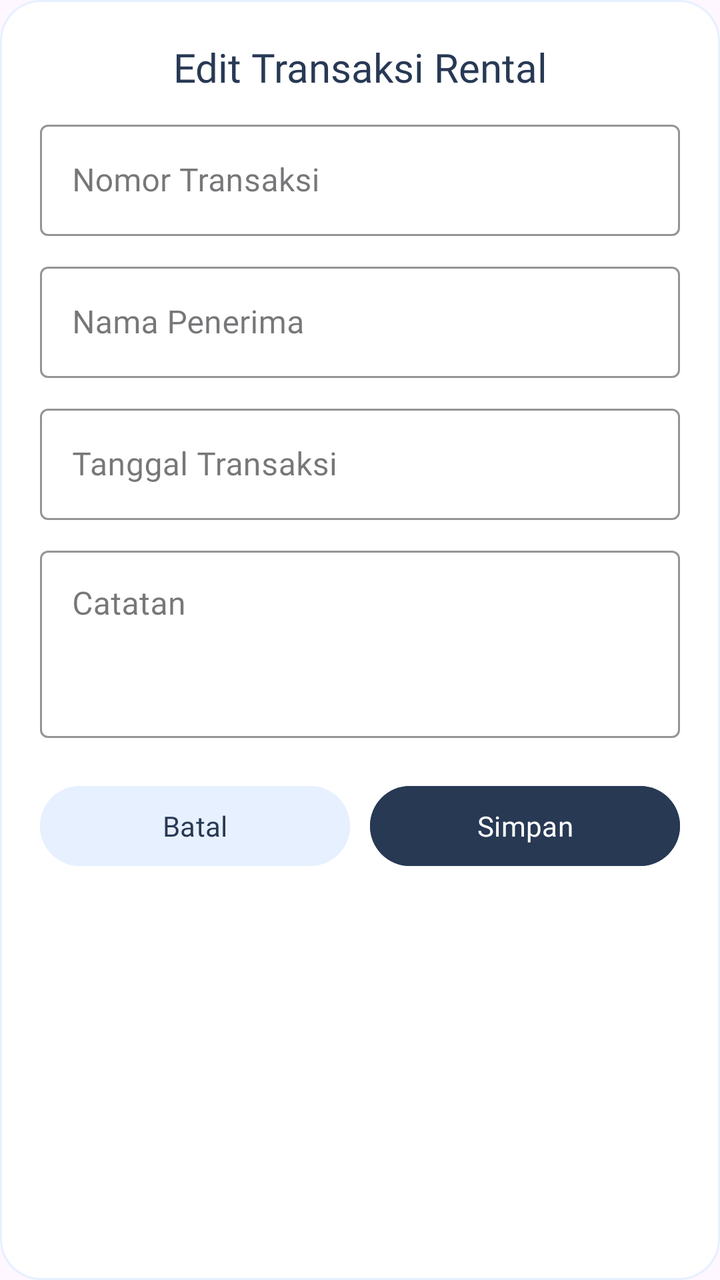
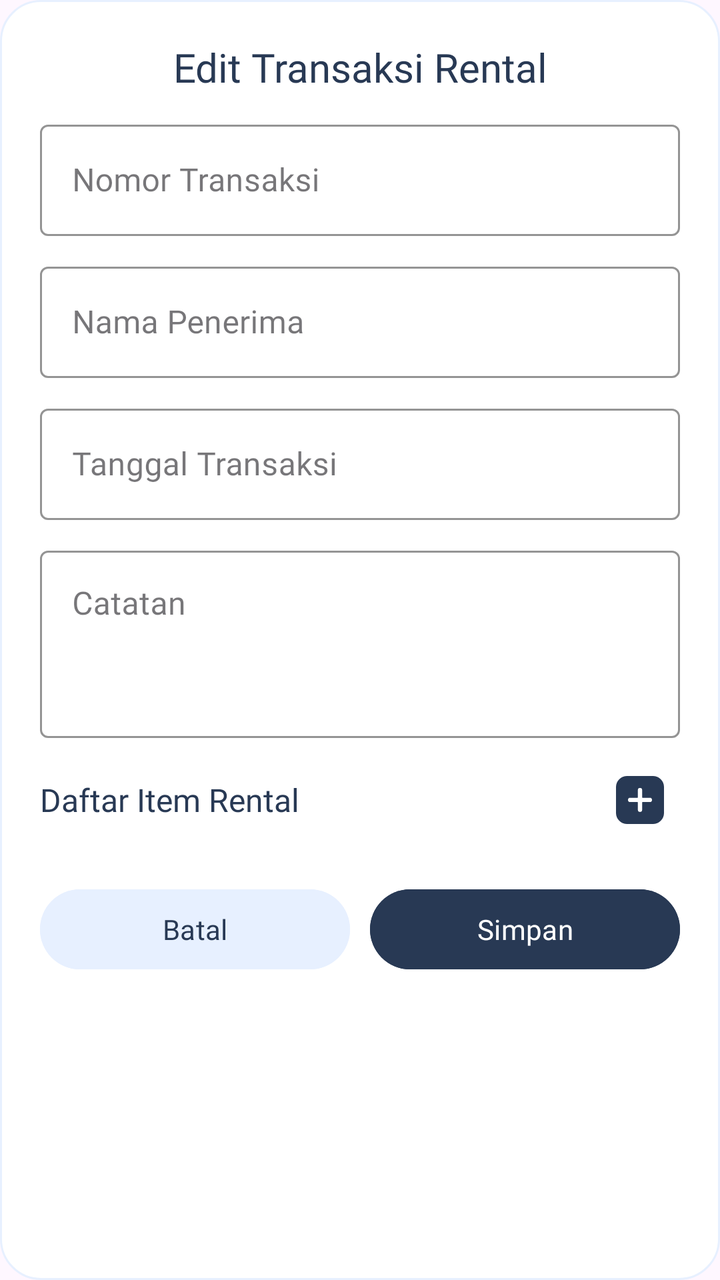

Before-and-after screenshots of an Android layout around one commit, followed by the original layout XML and the change that was made.
<!-- AndroidManifest.xml: application theme Theme.BAGUSLAUNDRY -->
<!-- res/layout/dialog_edit_rental.xml -->
<?xml version="1.0" encoding="utf-8"?>
<ScrollView xmlns:android="http://schemas.android.com/apk/res/android"
    xmlns:app="http://schemas.android.com/apk/res-auto"
    android:layout_width="match_parent"
    android:layout_height="wrap_content"
    android:background="@drawable/bg_dialog">

    <androidx.constraintlayout.widget.ConstraintLayout
        android:layout_width="match_parent"
        android:layout_height="wrap_content"
        android:padding="20dp">

        <TextView
            android:id="@+id/titleDialog"
            android:layout_width="0dp"
            android:layout_height="wrap_content"
            android:text="Edit Transaksi Rental"
            android:textSize="20sp"
            android:textColor="@color/blue900"
            android:fontFamily="@font/inter_bold"
            android:textAlignment="center"
            app:layout_constraintTop_toTopOf="parent"
            app:layout_constraintStart_toStartOf="parent"
            app:layout_constraintEnd_toEndOf="parent"
            android:layout_marginBottom="20dp"/>

        
        <com.google.android.material.textfield.TextInputLayout
            android:id="@+id/layoutNumberTransaction"
            android:layout_width="0dp"
            android:layout_height="wrap_content"
            android:hint="Nomor Transaksi"
            style="@style/Widget.MaterialComponents.TextInputLayout.OutlinedBox"
            app:boxStrokeColor="@color/blue900"
            app:hintTextColor="@color/blue900"
            app:layout_constraintTop_toBottomOf="@id/titleDialog"
            app:layout_constraintStart_toStartOf="parent"
            app:layout_constraintEnd_toEndOf="parent"
            android:layout_marginTop="10dp">

            <com.google.android.material.textfield.TextInputEditText
                android:id="@+id/inputNumberTransaction"
                android:layout_width="match_parent"
                android:layout_height="wrap_content"
                android:inputType="number"
                android:textColor="@color/blue900"
                android:fontFamily="@font/inter"/>

        </com.google.android.material.textfield.TextInputLayout>

        
        <com.google.android.material.textfield.TextInputLayout
            android:id="@+id/layoutRecipientName"
            android:layout_width="0dp"
            android:layout_height="wrap_content"
            android:hint="Nama Penerima"
            style="@style/Widget.MaterialComponents.TextInputLayout.OutlinedBox"
            app:boxStrokeColor="@color/blue900"
            app:hintTextColor="@color/blue900"
            app:layout_constraintTop_toBottomOf="@id/layoutNumberTransaction"
            app:layout_constraintStart_toStartOf="parent"
            app:layout_constraintEnd_toEndOf="parent"
            android:layout_marginTop="10dp">

            <com.google.android.material.textfield.TextInputEditText
                android:id="@+id/inputRecipientName"
                android:layout_width="match_parent"
                android:layout_height="wrap_content"
                android:inputType="textPersonName|textCapWords"
                android:textColor="@color/blue900"
                android:fontFamily="@font/inter"/>

        </com.google.android.material.textfield.TextInputLayout>

        
        <com.google.android.material.textfield.TextInputLayout
            android:id="@+id/layoutTransactionDate"
            android:layout_width="0dp"
            android:layout_height="wrap_content"
            android:hint="Tanggal Transaksi"
            style="@style/Widget.MaterialComponents.TextInputLayout.OutlinedBox"
            app:boxStrokeColor="@color/blue900"
            app:hintTextColor="@color/blue900"
            app:endIconMode="custom"
            app:layout_constraintTop_toBottomOf="@id/layoutRecipientName"
            app:layout_constraintStart_toStartOf="parent"
            app:layout_constraintEnd_toEndOf="parent"
            android:layout_marginTop="10dp">

            <com.google.android.material.textfield.TextInputEditText
                android:id="@+id/inputTransactionDate"
                android:layout_width="match_parent"
                android:layout_height="wrap_content"
                android:focusable="false"
                android:clickable="true"
                android:textColor="@color/blue900"
                android:fontFamily="@font/inter"/>

        </com.google.android.material.textfield.TextInputLayout>

        
        <com.google.android.material.textfield.TextInputLayout
            android:id="@+id/layoutNotes"
            android:layout_width="0dp"
            android:layout_height="wrap_content"
            android:hint="Catatan"
            style="@style/Widget.MaterialComponents.TextInputLayout.OutlinedBox"
            app:boxStrokeColor="@color/blue900"
            app:hintTextColor="@color/blue900"
            app:layout_constraintTop_toBottomOf="@id/layoutTransactionDate"
            app:layout_constraintStart_toStartOf="parent"
            app:layout_constraintEnd_toEndOf="parent"
            android:layout_marginTop="10dp">

            <com.google.android.material.textfield.TextInputEditText
                android:id="@+id/inputNotes"
                android:layout_width="match_parent"
                android:layout_height="wrap_content"
                android:inputType="textMultiLine"
                android:minLines="3"
                android:maxLines="5"
                android:gravity="top"
                android:textColor="@color/blue900"
                android:fontFamily="@font/inter"/>

        </com.google.android.material.textfield.TextInputLayout>





































        
        <LinearLayout
            android:id="@+id/buttonContainer"
            android:layout_width="0dp"
            android:layout_height="wrap_content"
            android:orientation="horizontal"
            android:gravity="center"
            app:layout_constraintTop_toBottomOf="@id/layoutNotes"
            app:layout_constraintStart_toStartOf="parent"
            app:layout_constraintEnd_toEndOf="parent"
            android:layout_marginTop="20dp">

            <Button
                android:id="@+id/buttonCancel"
                android:layout_width="0dp"
                android:layout_height="wrap_content"
                android:layout_weight="1"
                android:text="Batal"
                android:textColor="@color/blue900"
                android:backgroundTint="@color/blueBase"
                android:fontFamily="@font/inter_semibold"
                android:layout_marginEnd="10dp"/>

            <Button
                android:id="@+id/buttonSave"
                android:layout_width="0dp"
                android:layout_height="wrap_content"
                android:layout_weight="1"
                android:text="Simpan"
                android:textColor="@color/white"
                android:backgroundTint="@color/blue900"
                android:fontFamily="@font/inter_semibold"/>

        </LinearLayout>

    </androidx.constraintlayout.widget.ConstraintLayout>
</ScrollView>
<!-- resources referenced by this layout -->
<resources>
  <color name="blue900">#283954</color>
  <color name="blueBase">#E7F0FF</color>
  <color name="white">#FFFFFF</color>
  <!-- drawable bg_dialog (drawable) -->
  <?xml version="1.0" encoding="utf-8"?>
  <shape xmlns:android="http://schemas.android.com/apk/res/android"
      android:shape="rectangle">
      <solid android:color="@color/white"/>
      <corners android:radius="20dp"/>
      <stroke
          android:width="1dp"
          android:color="@color/blueBase"/>
  </shape>
  <style name="Theme.BAGUSLAUNDRY" parent="Base.Theme.BAGUSLAUNDRY" />
  <style name="Base.Theme.BAGUSLAUNDRY" parent="Theme.Material3.Light.NoActionBar">
          
          <item name="colorPrimary">@color/primary</item>
           <item name="colorAccent">@color/secondary</item>
      </style>
  <color name="primary">#3551F2</color>
  <color name="secondary">#536AF4</color>
</resources>

<!-- the commit's change to res/layout/dialog_edit_rental.xml (unified diff, before → after) -->
@@ -125,41 +125,39 @@
 
         </com.google.android.material.textfield.TextInputLayout>
 
+        <TextView
+            android:id="@+id/titleItemList"
+            android:layout_width="0dp"
+            android:layout_height="wrap_content"
+            android:text="Daftar Item Rental"
+            android:textSize="16sp"
+            android:textColor="@color/blue900"
+            android:fontFamily="@font/inter_bold"
+            android:layout_marginTop="20dp"
+            app:layout_constraintTop_toBottomOf="@id/layoutNotes"
+            app:layout_constraintStart_toStartOf="parent"
+            app:layout_constraintEnd_toStartOf="@id/btnAddNewItem"/>
 
+        <ImageView
+            android:id="@+id/btnAddNewItem"
+            android:layout_width="40dp"
+            android:layout_height="40dp"
+            android:src="@drawable/adding"
+            android:background="?attr/selectableItemBackgroundBorderless"
+            android:padding="8dp"
+            app:layout_constraintTop_toTopOf="@id/titleItemList"
+            app:layout_constraintBottom_toBottomOf="@id/titleItemList"
+            app:layout_constraintEnd_toEndOf="parent"/>
 
-
-
-
-
-
-
-
-
-
-
-
-
-
-
-
-
-
-
-
-
-
-
-
-
-
-
-
-
-
-
-
-
-
+        <LinearLayout
+            android:id="@+id/containerRentalItems"
+            android:layout_width="0dp"
+            android:layout_height="wrap_content"
+            android:orientation="vertical"
+            android:layout_marginTop="10dp"
+            app:layout_constraintTop_toBottomOf="@id/titleItemList"
+            app:layout_constraintStart_toStartOf="parent"
+            app:layout_constraintEnd_toEndOf="parent"/>
 
         
         <LinearLayout
@@ -168,7 +166,7 @@
             android:layout_height="wrap_content"
             android:orientation="horizontal"
             android:gravity="center"
-            app:layout_constraintTop_toBottomOf="@id/layoutNotes"
+            app:layout_constraintTop_toBottomOf="@id/containerRentalItems"
             app:layout_constraintStart_toStartOf="parent"
             app:layout_constraintEnd_toEndOf="parent"
             android:layout_marginTop="20dp">
<!-- resource entries referenced after the edit -->
@@ -3,6 +3,16 @@
   <color name="blue900">#283954</color>
   <color name="blueBase">#E7F0FF</color>
   <color name="white">#FFFFFF</color>
+  <!-- drawable adding (drawable) -->
+  <vector xmlns:android="http://schemas.android.com/apk/res/android"
+      android:width="512dp"
+      android:height="512dp"
+      android:viewportWidth="152"
+      android:viewportHeight="152">
+    <path
+        android:pathData="M117,0L35,0A35.1,35.1 0,0 0,0 35v82a35.1,35.1 0,0 0,35 35h82a35.1,35.1 0,0 0,35 -35L152,35a35.1,35.1 0,0 0,-35 -35zM107.21,82.55L84.14,82.55a1.34,1.34 0,0 0,-1.35 1.35L82.79,107a6.79,6.79 0,0 1,-13.58 0L69.21,83.9a1.34,1.34 0,0 0,-1.35 -1.35L44.79,82.55a6.79,6.79 0,1 1,0 -13.58h23.07a1.34,1.34 0,0 0,1.35 -1.35L69.21,44.55a6.79,6.79 0,0 1,13.58 0v23.07A1.34,1.34 0,0 0,84.14 69h23.07a6.79,6.79 0,0 1,0 13.58z"
+        android:fillColor="#283954"/>
+  </vector>
   <!-- drawable bg_dialog (drawable) -->
   <?xml version="1.0" encoding="utf-8"?>
   <shape xmlns:android="http://schemas.android.com/apk/res/android"
